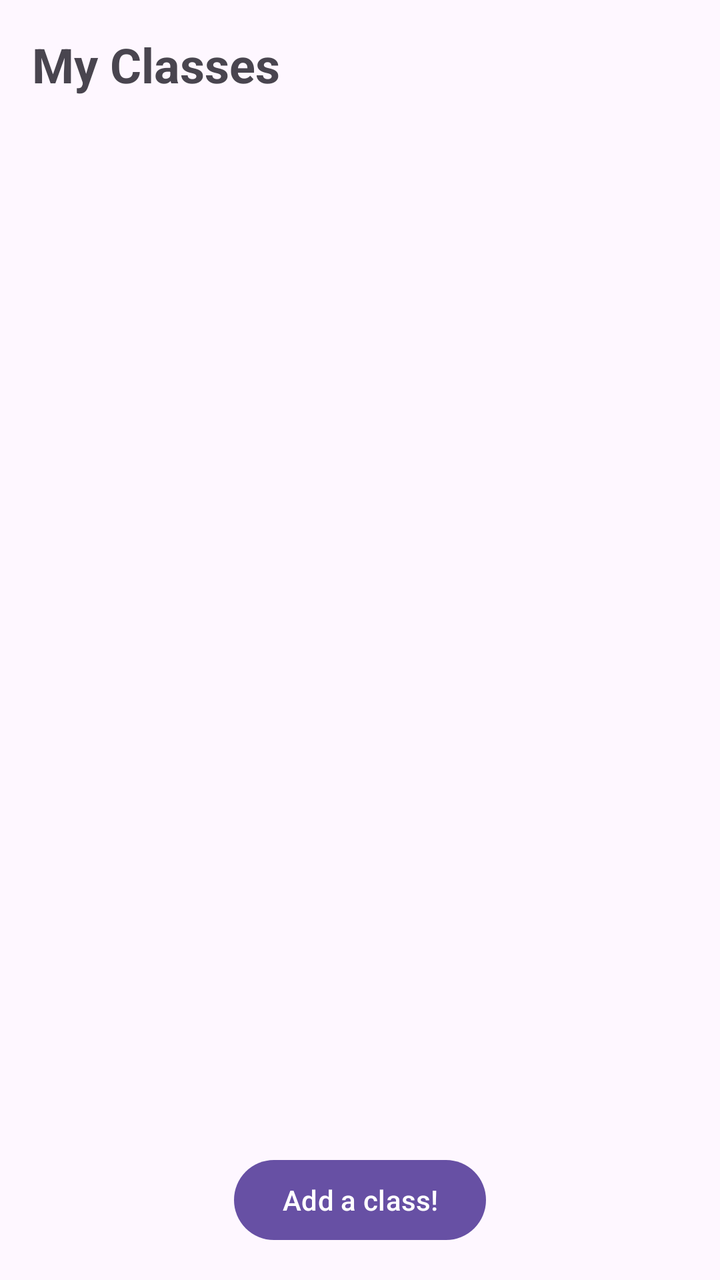
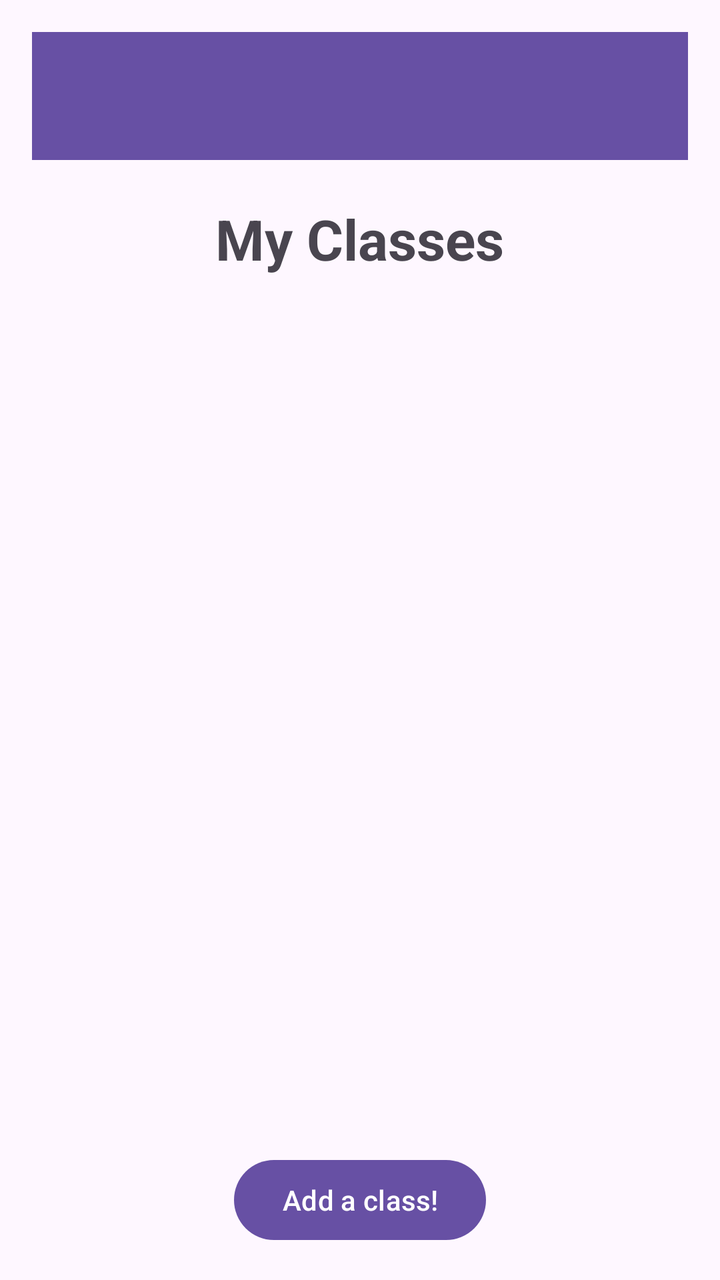

Screens rendered from an Android XML layout before and after an edit, with the pre-edit source and the edit as a unified diff.
<!-- AndroidManifest.xml: application theme Theme.CollegeNotes -->
<!-- res/layout/activity_file_screen.xml -->
<LinearLayout
    xmlns:android="http://schemas.android.com/apk/res/android"
    android:id="@+id/main"
    android:orientation="vertical"
    android:padding="16dp"
    android:layout_width="match_parent"
    android:layout_height="match_parent">

    
    <TextView
        android:text="My Classes"
        android:textSize="24sp"
        android:textStyle="bold"
        android:layout_width="wrap_content"
        android:layout_height="wrap_content" />

    

    <ScrollView
        android:layout_width="match_parent"
        android:layout_height="0dp"
        android:layout_weight="1">

        <LinearLayout
            android:id="@+id/classContainer"
            android:layout_width="match_parent"
            android:layout_height="wrap_content"
            android:orientation="vertical"
            android:padding="16dp">
            
        </LinearLayout>

    </ScrollView>

    <Button
        android:id="@+id/addClassButton"
        android:layout_width="wrap_content"
        android:layout_height="wrap_content"
        android:text="Add a class!"
        android:clickable="true"
        android:layout_gravity="center_horizontal"/>

</LinearLayout>
<!-- resources referenced by this layout -->
<resources>
  <style name="Theme.CollegeNotes" parent="Base.Theme.CollegeNotes" />
  <style name="Base.Theme.CollegeNotes" parent="Theme.Material3.DayNight.NoActionBar">
          
          
      </style>
</resources>

<!-- the commit's change to res/layout/activity_file_screen.xml (unified diff, before → after) -->
@@ -6,13 +6,23 @@
     android:layout_width="match_parent"
     android:layout_height="match_parent">
 
+
+    <androidx.appcompat.widget.Toolbar
+        android:id="@+id/toolbarEdit"
+        android:layout_width="match_parent"
+        android:layout_height="wrap_content"
+        android:background="?attr/colorPrimary"
+        android:theme="@style/ThemeOverlay.AppCompat.Dark.ActionBar"
+        android:popupTheme="@style/ThemeOverlay.AppCompat.Light"/>
     
     <TextView
         android:text="My Classes"
-        android:textSize="24sp"
+        android:textSize="28sp"
         android:textStyle="bold"
         android:layout_width="wrap_content"
-        android:layout_height="wrap_content" />
+        android:layout_height="wrap_content"
+        android:layout_gravity="center_horizontal"
+        android:paddingTop="10pt"/>
 
     
 
